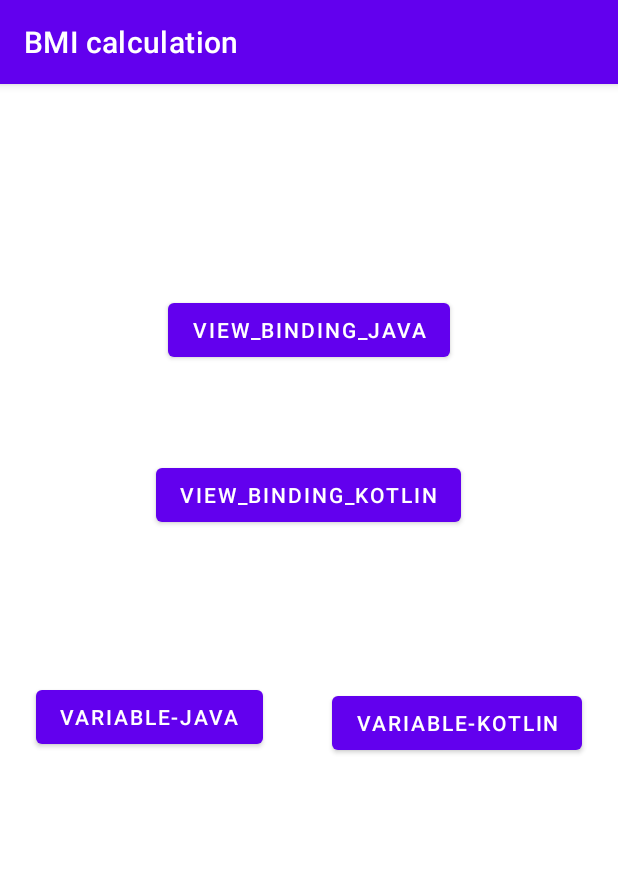
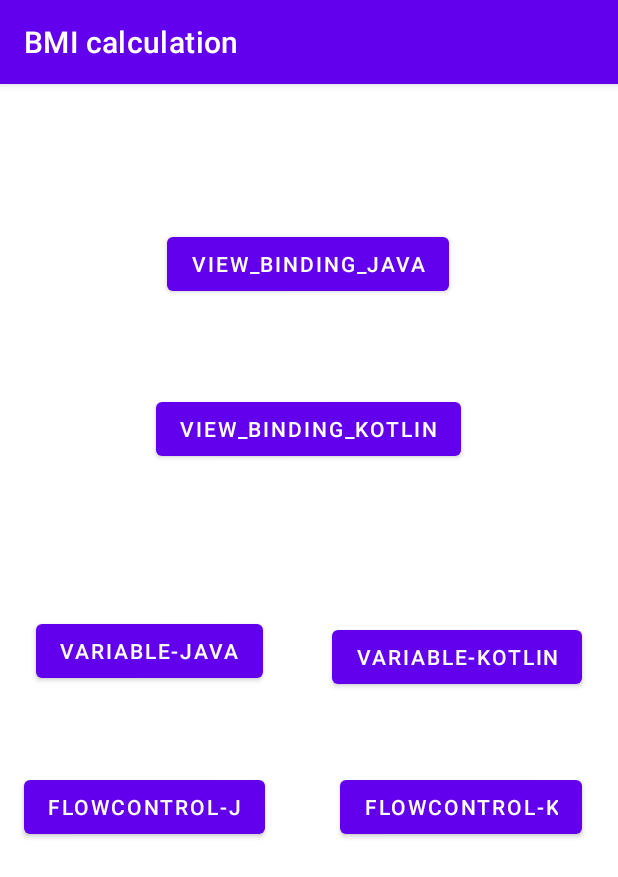
Before and after one commit to Hyejeong00/HelloKotlin, an Android app: the screen it shows after launch (MainActivity), on a phone screen of 412 x 824 dp. Shown: the top 877 px of the screen. Run offline under Robolectric (Android 15) with nearby library versions, the phone set to English and light mode, and no system bars.

Commit message:
Flow Control in Java

```diff
--- a/app/src/main/java/com/example/hellokotlin/MainActivity.kt
+++ b/app/src/main/java/com/example/hellokotlin/MainActivity.kt
@@ -17,6 +17,8 @@ class MainActivity : AppCompatActivity() { //퍼블릭이 디폴트
         val btnKotlin = findViewById<Button>(R.id.btnKotlin)
         val btnVarJava = findViewById<Button>(R.id.btnVarJava)
         val btnVarKotlin = findViewById<Button>(R.id.btnVarKotlin)
+        val btnFlowControlJava = findViewById<Button>(R.id.btnFlowControlJava)
+        val btnFlowControlKotlin = findViewById<Button>(R.id.btnFlowControlKotlin)
 
         var intent : Intent
 
@@ -34,5 +36,11 @@ class MainActivity : AppCompatActivity() { //퍼블릭이 디폴트
         btnVarKotlin.setOnClickListener {
             startActivity(Intent(this@MainActivity, VariableKotlinActivity::class.java))
         }
+        btnFlowControlJava.setOnClickListener {
+            startActivity(Intent(this@MainActivity, FlowControlJavaActivity::class.java))
+        }
+        btnFlowControlKotlin.setOnClickListener {
+            startActivity(Intent(this@MainActivity, FlowControlKotlinActivity::class.java))
+        }
     }
 }
--- a/app/src/main/res/layout/activity_main.xml
+++ b/app/src/main/res/layout/activity_main.xml
@@ -10,9 +10,10 @@
         android:id="@+id/btnJava"
         android:layout_width="wrap_content"
         android:layout_height="wrap_content"
-        android:layout_marginTop="140dp"
+        android:layout_marginTop="96dp"
         android:text="VIEW_BINDING_JAVA"
         app:layout_constraintEnd_toEndOf="parent"
+        app:layout_constraintHorizontal_bias="0.497"
         app:layout_constraintStart_toStartOf="parent"
         app:layout_constraintTop_toTopOf="parent" />
 
@@ -46,4 +47,22 @@
         android:text="VARIABLE-KOTLIN"
         app:layout_constraintEnd_toEndOf="parent"
         app:layout_constraintTop_toTopOf="@+id/btnVarJava" />
+
+    <Button
+        android:id="@+id/btnFlowControlJava"
+        android:layout_width="wrap_content"
+        android:layout_height="wrap_content"
+        android:layout_marginStart="16dp"
+        android:layout_marginTop="56dp"
+        android:text="FlowControl-J"
+        app:layout_constraintStart_toStartOf="parent"
+        app:layout_constraintTop_toBottomOf="@+id/btnVarJava" />
+
+    <Button
+        android:id="@+id/btnFlowControlKotlin"
+        android:layout_width="wrap_content"
+        android:layout_height="wrap_content"
+        android:text="FlowControl-K"
+        app:layout_constraintEnd_toEndOf="@+id/btnVarKotlin"
+        app:layout_constraintTop_toTopOf="@+id/btnFlowControlJava" />
 </androidx.constraintlayout.widget.ConstraintLayout>
```
Also changed, not shown: app/src/main/AndroidManifest.xml (+7 -1 lines), app/src/main/java/com/example/hellokotlin/FlowControlJavaActivity.java (added, +46 -0 lines), app/src/main/java/com/example/hellokotlin/FlowControlKotlinActivity.kt (added, +11 -0 lines), app/src/main/res/layout/layout_flowcontrol.xml (added, +31 -0 lines).
